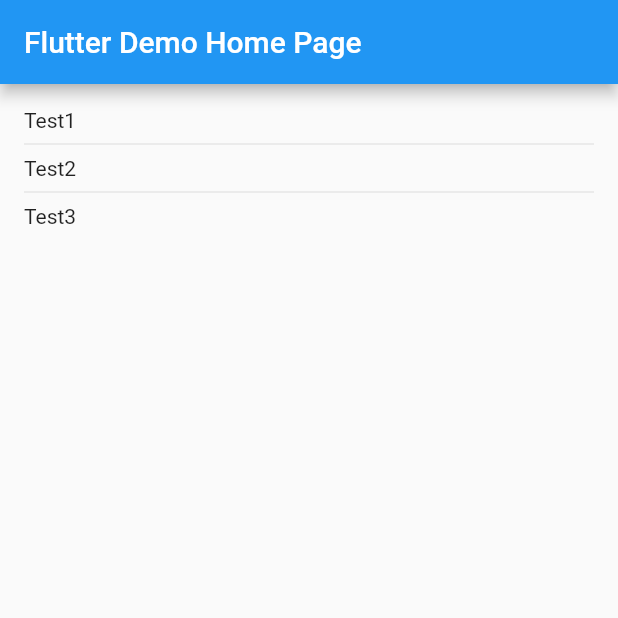
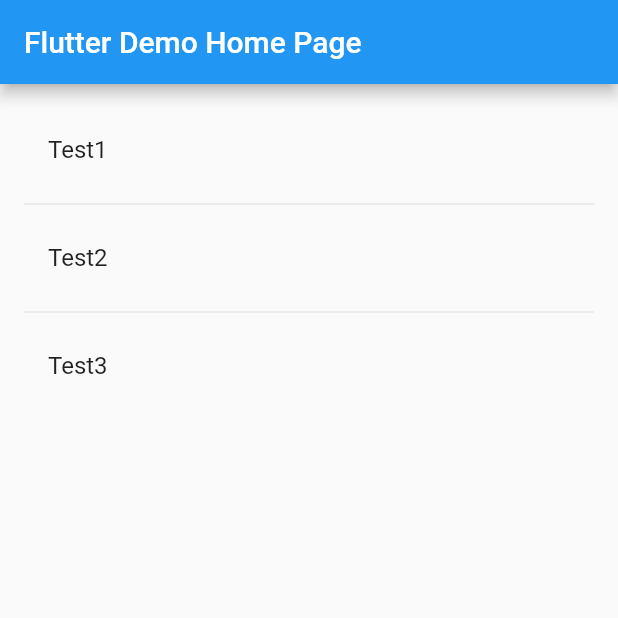
Before and after one commit to 10Meisterbaelle/StudyPlan, a Flutter app: the screen it shows after launch, on a phone screen of 412 x 824 dp, the top half of it. Run offline on Flutter 3.47's test engine with Material 2 defaults, Android fonts, the phone set to English and light mode, and no system bars.

Commit message:
Added ListTile

```diff
--- a/lib/main.dart
+++ b/lib/main.dart
@@ -83,8 +83,11 @@ class _MyHomePageState extends State<MyHomePage> {
   Widget _buildBody() {
     return ListView.separated(
         padding: EdgeInsets.all(16),
+
         itemBuilder: (BuildContext context, int index) {
-          return Text(_homeworkList[index]);
+          return ListTile(
+              title: Text(_homeworkList[index])
+          );
         },
         separatorBuilder: (BuildContext context, int index) {
           return Divider();
```
